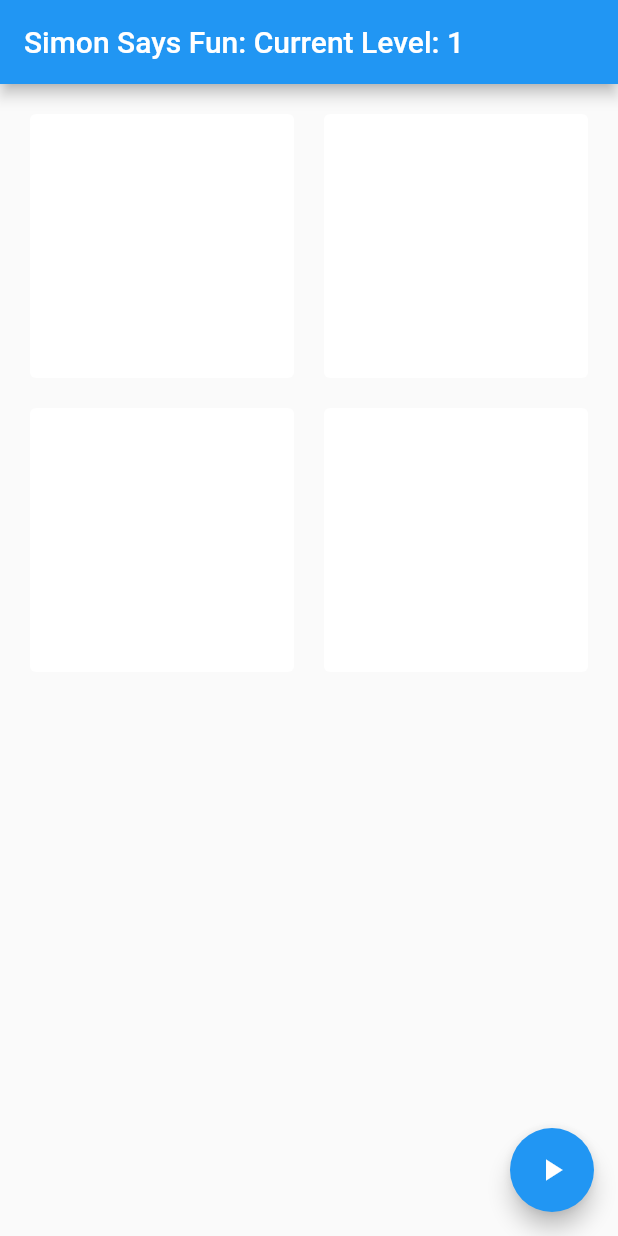
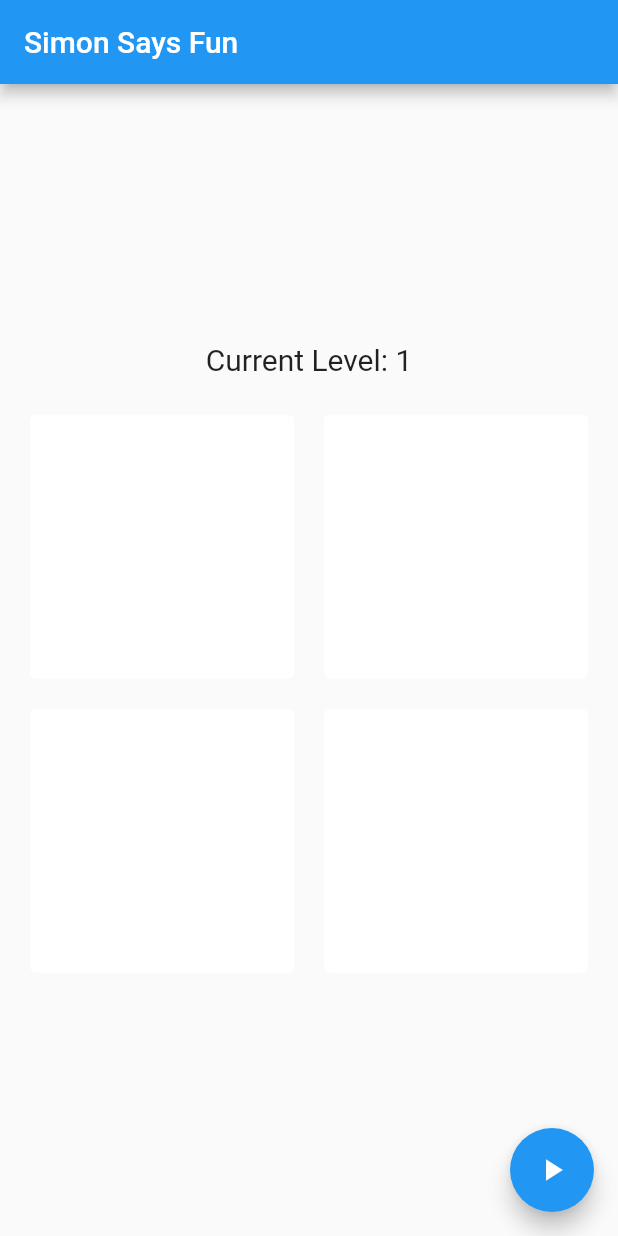
Before and after one commit to rekardev1/simon_says_fun, a Flutter app: the screen it shows after launch, on a phone screen of 412 x 824 dp. Run offline on Flutter 3.47's test engine with Material 2 defaults, Android fonts, the light colour scheme and no system bars.

Commit message:
update 1 file and delete 1 file

```diff
--- a/lib/screens/simonSaysApp.dart
+++ b/lib/screens/simonSaysApp.dart
@@ -85,10 +85,20 @@ class _SimonSaysAppState extends State<SimonSaysApp> {
   Widget build(BuildContext context) {
     return Scaffold(
       appBar: AppBar(
-        title: Text('Simon Says Fun: Current Level: $_currentLevel'),
+        title: const Text('Simon Says Fun'),
       ),
-      body: GridView.builder(
-        padding: EdgeInsets.all(10),
+      body: Column(
+        mainAxisAlignment: MainAxisAlignment.center,
+        crossAxisAlignment: CrossAxisAlignment.center,
+        children: [
+          Padding(
+            padding: const EdgeInsets.all(5.0),
+            child: Text('Current Level: $_currentLevel', style: const TextStyle(fontSize: 20)),
+          ),
+          SizedBox(
+            height: 400.0,
+            child: GridView.builder(
+              padding: const EdgeInsets.all(10),
               gridDelegate: const SliverGridDelegateWithFixedCrossAxisCount(
                 crossAxisCount: 2,
               ),
@@ -118,6 +128,9 @@ class _SimonSaysAppState extends State<SimonSaysApp> {
               },
               itemCount: 4,
             ),
+          ),
+        ],
+      ),
       floatingActionButton: FloatingActionButton(
         onPressed: () {
           if (!_gameStarted) {
```
Also changed, not shown: 1 other file. Lines whose indentation alone changed are shown as unchanged.
